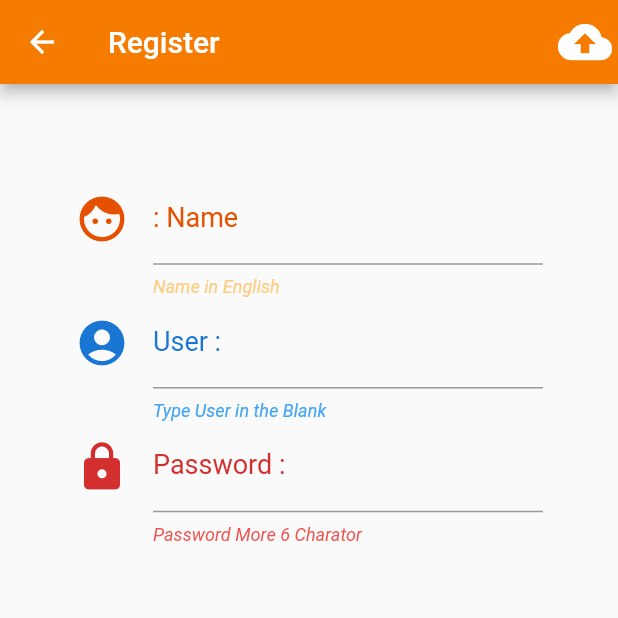
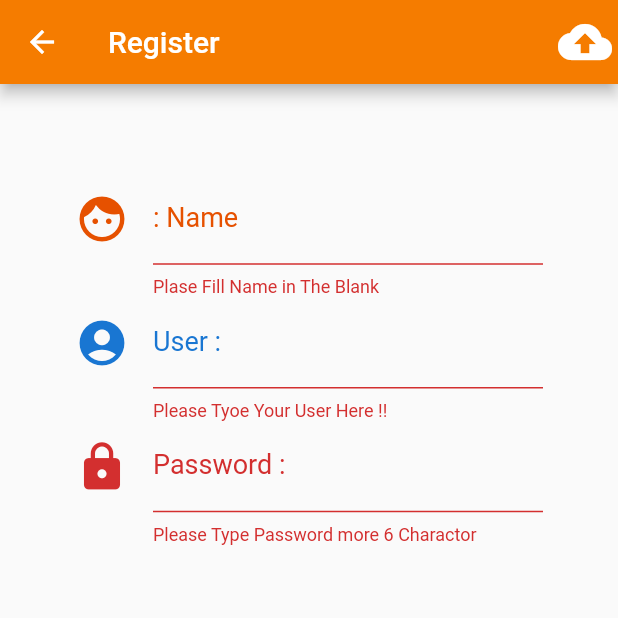
Before and after one commit to zentiskung/TaeFoodShop, a Flutter app: the Register screen opened directly, after a tap on the "cloud upload" icon, on a phone screen of 412 x 824 dp, the top half of it. Run offline on Flutter 3.47's test engine with Material 2 defaults, Android fonts, the phone set to English and light mode, and no system bars.

```diff
--- a/lib/screens/authen.dart
+++ b/lib/screens/authen.dart
@@ -1,4 +1,6 @@
 import 'package:flutter/material.dart';
+import 'package:flutter/widgets.dart';
+import 'package:taefoodshop/screens/register.dart';
 
 class Authen extends StatefulWidget {
   @override
@@ -6,12 +8,17 @@ class Authen extends StatefulWidget {
 }
 
 class _AuthenState extends State<Authen> {
-  Widget signUpButton() {
+  Widget signUpButton(BuildContext context) {
     return RaisedButton(
       color: Colors.orange[200],
       child: Text('Sign Up'),
       onPressed: () {
         print('You Click Sign Up');
+
+
+        //Create Route
+        var registerRoute = MaterialPageRoute(builder: (BuildContext) => Register());
+        Navigator.of(context).push(registerRoute);
       },
     );
   }
@@ -105,7 +112,7 @@ class _AuthenState extends State<Authen> {
                   child: signInButton(),
                 ),
                 Expanded(
-                  child: signUpButton(),
+                  child: signUpButton(context),
                 )
               ],
             ),
--- a/lib/screens/register.dart
+++ b/lib/screens/register.dart
@@ -6,10 +6,21 @@ class Register extends StatefulWidget {
 }
 
 class _RegisterState extends State<Register> {
+  // Explicit
+  final formKey = GlobalKey<FormState>();
+
   Widget uploadButton() {
     return IconButton(
-      icon: Icon(Icons.cloud_upload, size: 36.0,),
-      onPressed: () {},
+      icon: Icon(
+        Icons.cloud_upload,
+        size: 36.0,
+      ),
+      onPressed: () {
+        print('You Click Upload');
+        if (formKey.currentState.validate()) {
+
+        }
+      },
     );
   }
 
@@ -27,6 +38,12 @@ class _RegisterState extends State<Register> {
             TextStyle(color: Colors.orange[200], fontStyle: FontStyle.italic),
         labelStyle: TextStyle(fontSize: 18.0, color: Colors.orange[900]),
       ),
+      validator: (String value) {
+        if (value.length == 0) {
+          return 'Plase Fill Name in The Blank';
+
+        }
+      },
     );
   }
 
@@ -43,7 +60,11 @@ class _RegisterState extends State<Register> {
         helperText: 'Type User in the Blank',
         helperStyle:
             TextStyle(color: Colors.blue[400], fontStyle: FontStyle.italic),
-      ),
+      ), validator: (String value){
+        if (value.length == 0) {
+          return 'Please Tyoe Your User Here !!';
+        }
+      },
     );
   }
 
@@ -60,7 +81,11 @@ class _RegisterState extends State<Register> {
         helperText: 'Password More 6 Charator',
         helperStyle:
             TextStyle(color: Colors.red[400], fontStyle: FontStyle.italic),
-      ),
+      ), validator: (String value){
+        if (value.length <=5) {
+          return 'Please Type Password more 6 Charactor';
+        }
+      },
     );
   }
 
@@ -70,9 +95,12 @@ class _RegisterState extends State<Register> {
       resizeToAvoidBottomPadding: false,
       appBar: AppBar(
         backgroundColor: Colors.orange[700],
-        title: Text('Register'), actions: <Widget>[uploadButton()],
+        title: Text('Register'),
+        actions: <Widget>[uploadButton()],
       ),
-      body: Container(
+      body: Form(
+        key: formKey,
+        child: Container(
           padding: EdgeInsets.only(top: 60.0, left: 50.0, right: 50.0),
           alignment: Alignment(0, -1),
           child: Column(
@@ -83,6 +111,7 @@ class _RegisterState extends State<Register> {
             ],
           ),
         ),
+      ),
     );
   }
 }
```
Also changed, not shown: 4 other files. Lines whose indentation alone changed are shown as unchanged.
